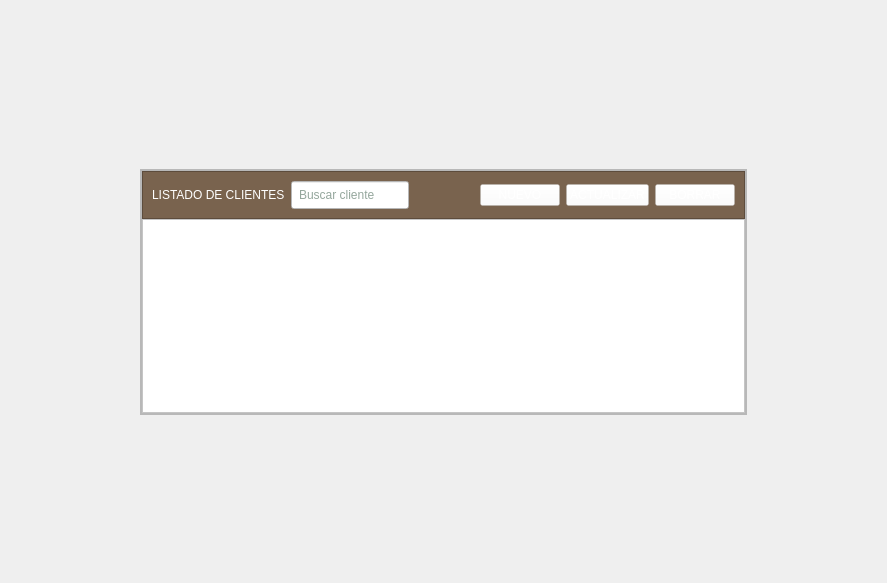
The window that clients_list.ui (altitude-solutions/Camino_Real_Desktop) describes before a commit, drawn with Qt 5.
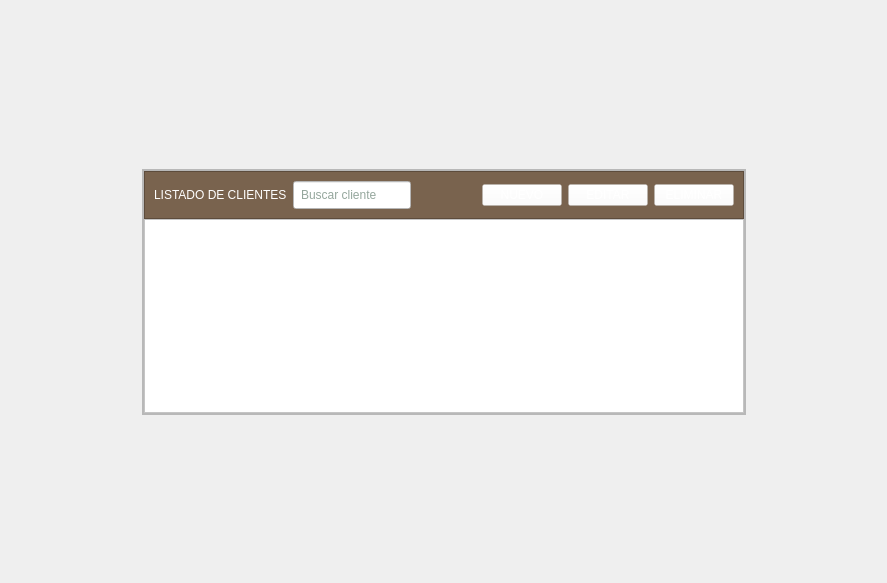
The same window after the commit.

Commit message: button text changed

Patch:
```diff
--- a/clients_list.ui
+++ b/clients_list.ui
@@ -180,7 +180,7 @@
 max-height:2em;</string>
                 </property>
                 <property name="text">
-                 <string>ACTUALIZAR</string>
+                 <string>EDITAR</string>
                 </property>
                </widget>
               </item>
@@ -196,7 +196,7 @@
 max-height:2em;</string>
                 </property>
                 <property name="text">
-                 <string>BORRAR</string>
+                 <string>ELIMINAR</string>
                 </property>
                </widget>
               </item>
```
The commit also changes 5 other files.
